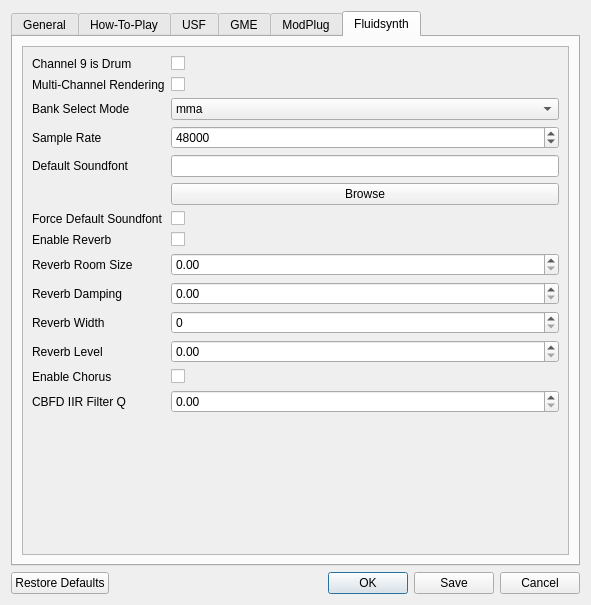
Old version of the form gui/configdialog.ui in the repository derselbst/ANMP.
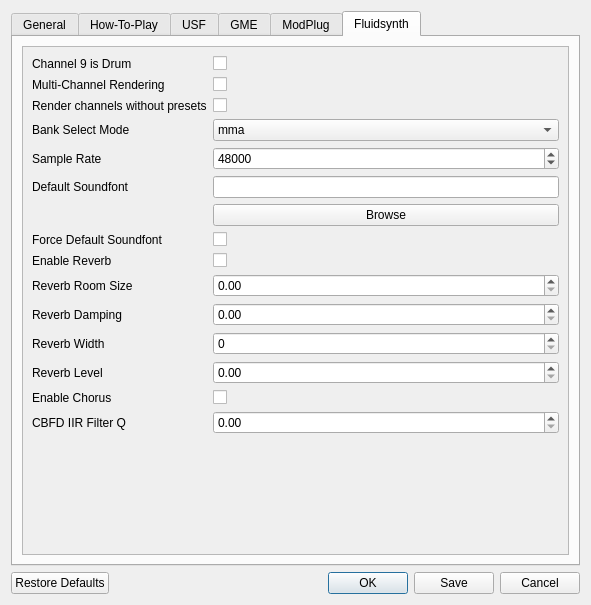
New version of the form. The open tabs and pages were chosen to show the change.

Diff of the .ui file:
```diff
--- a/gui/configdialog.ui
+++ b/gui/configdialog.ui
@@ -618,8 +618,8 @@
              <rect>
               <x>0</x>
               <y>0</y>
-              <width>553</width>
-              <height>500</height>
+              <width>533</width>
+              <height>520</height>
              </rect>
             </property>
             <layout class="QVBoxLayout" name="verticalLayout_14">
@@ -668,14 +668,14 @@
                  </property>
                 </widget>
                </item>
-               <item row="3" column="0">
+               <item row="4" column="0">
                 <widget class="QLabel" name="label_26">
                  <property name="text">
                   <string>Bank Select Mode</string>
                  </property>
                 </widget>
                </item>
-               <item row="3" column="1">
+               <item row="4" column="1">
                 <widget class="QComboBox" name="comboBankSelMode">
                  <item>
                   <property name="text">
@@ -699,7 +699,7 @@
                  </item>
                 </widget>
                </item>
-               <item row="4" column="0">
+               <item row="5" column="0">
                 <widget class="QLabel" name="label_14">
                  <property name="whatsThis">
                   <string>&lt;html&gt;&lt;head/&gt;&lt;body&gt;&lt;p&gt;The samplerate at which fluidsynth shall synthesize.&lt;/p&gt;&lt;p&gt;Range: [8000;96000]&lt;/p&gt;&lt;/body&gt;&lt;/html&gt;</string>
@@ -709,7 +709,7 @@
                  </property>
                 </widget>
                </item>
-               <item row="4" column="1">
+               <item row="5" column="1">
                 <widget class="QSpinBox" name="spinFluidSampleRate">
                  <property name="minimum">
                   <number>8000</number>
@@ -722,7 +722,7 @@
                  </property>
                 </widget>
                </item>
-               <item row="5" column="0">
+               <item row="6" column="0">
                 <widget class="QLabel" name="label_16">
                  <property name="whatsThis">
                   <string>&lt;html&gt;&lt;head/&gt;&lt;body&gt;&lt;p&gt;Specify the default soundfont to use, when no other suited soundfonts could be found for a MIDI file. Usually you should specify a GeneralMidi conform soundfont here.&lt;/p&gt;&lt;/body&gt;&lt;/html&gt;</string>
@@ -732,17 +732,17 @@
                  </property>
                 </widget>
                </item>
-               <item row="5" column="1">
+               <item row="6" column="1">
                 <widget class="QLineEdit" name="defaultSF2Path"/>
                </item>
-               <item row="6" column="1">
+               <item row="7" column="1">
                 <widget class="QPushButton" name="browseSF2">
                  <property name="text">
                   <string>Browse</string>
                  </property>
                 </widget>
                </item>
-               <item row="8" column="0">
+               <item row="9" column="0">
                 <widget class="QLabel" name="label_23">
                  <property name="whatsThis">
                   <string>&lt;html&gt;&lt;head/&gt;&lt;body&gt;&lt;p&gt;Always use the default soundfont.&lt;/p&gt;&lt;/body&gt;&lt;/html&gt;</string>
@@ -752,35 +752,35 @@
                  </property>
                 </widget>
                </item>
-               <item row="8" column="1">
+               <item row="9" column="1">
                 <widget class="QCheckBox" name="checkForceDefaultSf">
                  <property name="text">
                   <string/>
                  </property>
                 </widget>
                </item>
-               <item row="9" column="0">
+               <item row="10" column="0">
                 <widget class="QLabel" name="label_17">
                  <property name="text">
                   <string>Enable Reverb</string>
                  </property>
                 </widget>
                </item>
-               <item row="9" column="1">
+               <item row="10" column="1">
                 <widget class="QCheckBox" name="checkReverb">
                  <property name="text">
                   <string/>
                  </property>
                 </widget>
                </item>
-               <item row="10" column="0">
+               <item row="11" column="0">
                 <widget class="QLabel" name="label_18">
                  <property name="text">
                   <string>Reverb Room Size</string>
                  </property>
                 </widget>
                </item>
-               <item row="10" column="1">
+               <item row="11" column="1">
                 <widget class="QDoubleSpinBox" name="spinRoomSize">
                  <property name="maximum">
                   <double>1.200000000000000</double>
@@ -790,14 +790,14 @@
                  </property>
                 </widget>
                </item>
-               <item row="11" column="0">
+               <item row="12" column="0">
                 <widget class="QLabel" name="label_19">
                  <property name="text">
                   <string>Reverb Damping</string>
                  </property>
                 </widget>
                </item>
-               <item row="11" column="1">
+               <item row="12" column="1">
                 <widget class="QDoubleSpinBox" name="spinDamping">
                  <property name="maximum">
                   <double>1.000000000000000</double>
@@ -807,28 +807,28 @@
                  </property>
                 </widget>
                </item>
-               <item row="12" column="0">
+               <item row="13" column="0">
                 <widget class="QLabel" name="label_20">
                  <property name="text">
                   <string>Reverb Width</string>
                  </property>
                 </widget>
                </item>
-               <item row="12" column="1">
+               <item row="13" column="1">
                 <widget class="QSpinBox" name="spinWidth">
                  <property name="maximum">
                   <number>100</number>
                  </property>
                 </widget>
                </item>
-               <item row="13" column="0">
+               <item row="14" column="0">
                 <widget class="QLabel" name="label_21">
                  <property name="text">
                   <string>Reverb Level</string>
                  </property>
                 </widget>
                </item>
-               <item row="13" column="1">
+               <item row="14" column="1">
                 <widget class="QDoubleSpinBox" name="spinLevel">
                  <property name="maximum">
                   <double>1.000000000000000</double>
@@ -838,34 +838,51 @@
                  </property>
                 </widget>
                </item>
-               <item row="14" column="0">
+               <item row="15" column="0">
                 <widget class="QLabel" name="label_22">
                  <property name="text">
                   <string>Enable Chorus</string>
                  </property>
                 </widget>
                </item>
-               <item row="14" column="1">
+               <item row="15" column="1">
                 <widget class="QCheckBox" name="checkChorus">
                  <property name="text">
                   <string/>
                  </property>
                 </widget>
                </item>
-               <item row="15" column="0">
+               <item row="16" column="0">
                 <widget class="QLabel" name="label_38">
                  <property name="text">
                   <string>CBFD IIR Filter Q</string>
                  </property>
                 </widget>
                </item>
-               <item row="15" column="1">
+               <item row="16" column="1">
                 <widget class="QDoubleSpinBox" name="spinFilterQ">
                  <property name="maximum">
                   <double>100.000000000000000</double>
                  </property>
                 </widget>
                </item>
+               <item row="3" column="0">
+                <widget class="QLabel" name="label_40">
+                 <property name="whatsThis">
+                  <string>&lt;html&gt;&lt;head/&gt;&lt;body&gt;&lt;p&gt;The N64 software synth does not play NoteOn events when the corresponding sequence has no instrument assigned. This is esp. notable in Jet Force Gemini's SoundTrack. If you want to listen to N64 MIDI files, you should disable this option. If you want to listen to General MIDI Piano music tunes, you should enable it.&lt;/p&gt;&lt;/body&gt;&lt;/html&gt;</string>
+                 </property>
+                 <property name="text">
+                  <string>Render channels without presets</string>
+                 </property>
+                </widget>
+               </item>
+               <item row="3" column="1">
+                <widget class="QCheckBox" name="checkRenderNoPresetAssigned">
+                 <property name="text">
+                  <string/>
+                 </property>
+                </widget>
+               </item>
               </layout>
              </item>
             </layout>
```
Left out of the diff: 32 changed lines with no effect on the pictures.
